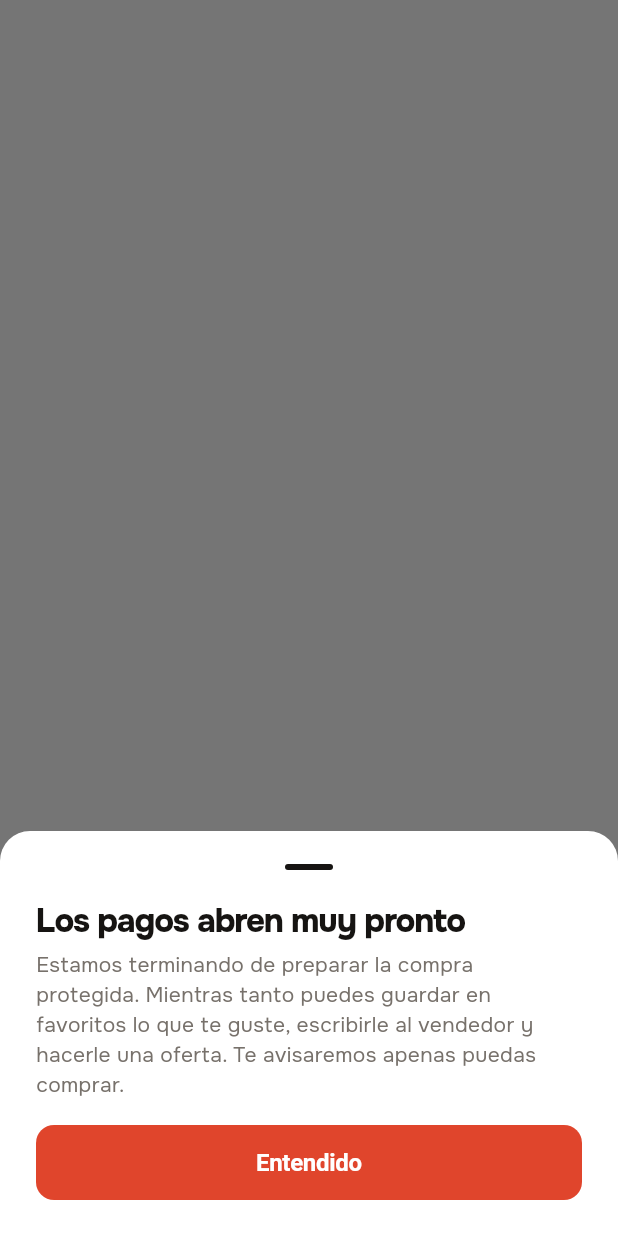
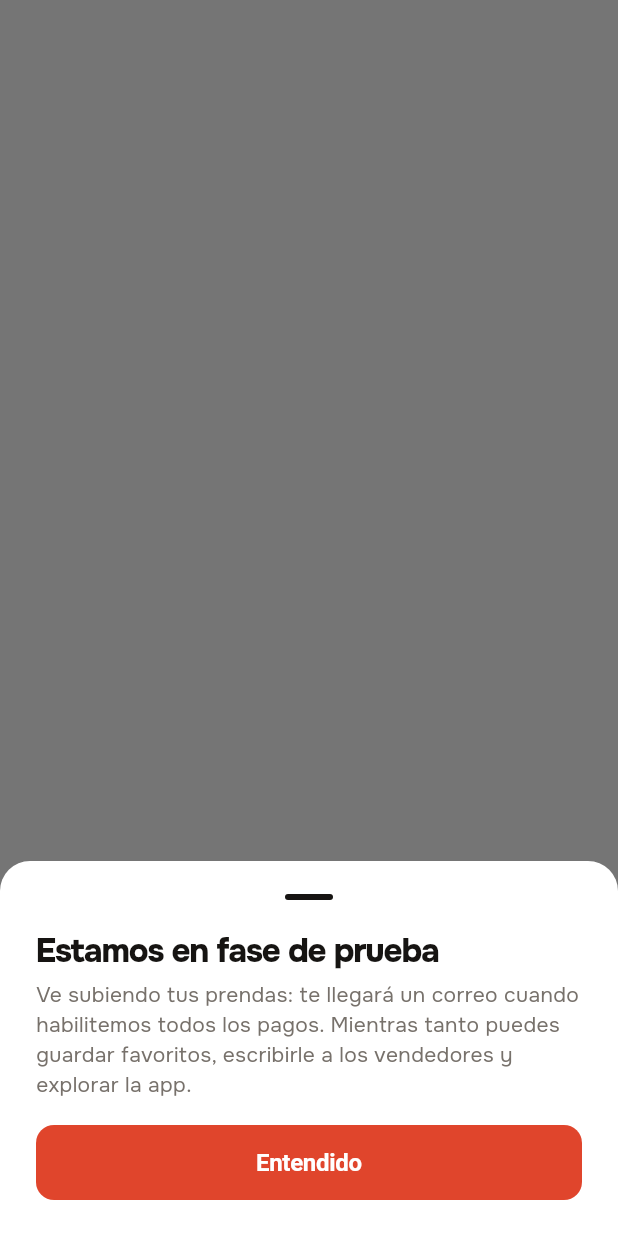
Before and after one commit to javiermoises159-dot/la-percha, a Flutter app: what pagosCerrados() shows on an empty page, opened directly, on a phone screen of 412 x 824 dp. Run offline on Flutter 3.47's test engine with Material 3 defaults, Android fonts, the phone set to English and light mode, and no system bars; our stand-ins replace flutter_svg, google_fonts, image_picker, shared_preferences, supabase_flutter, webview_flutter; missing offline and left inert: dart:js_interop; accounts and stored records are empty; network calls fail.

Commit message:
Fase de prueba: aviso claro en comprar, pagar, retirar, guardar Pago Móvil y destacar
Co-Authored-By: Claude Sonnet 5.5 <noreply@anthropic.com>
Claude-Session: https://claude.ai/code/session_01JhSfgkLBMgjpgLXA8Cpnwe

```diff
--- a/app/lib/config.dart
+++ b/app/lib/config.dart
@@ -17,7 +17,7 @@ const webBase = 'https://pavito.app';
 const vapidPublica = 'BHtmdF5vFPfoNDVd9Q3ZZd_BpDSiPX3Ucq5POaaPnue6QFOtQKx7qfpuf1gkpc9ddRBGasF0I3LO2U9AQSrWw40';
 
 /// Interruptor general de pagos. Mientras sea false, la app no deja comprar ni pagar
-/// destacados y muestra "Los pagos abren muy pronto". Ponlo en true SOLO cuando haya
+/// destacados y muestra "Estamos en fase de prueba". Ponlo en true SOLO cuando haya
 /// al menos un método de pago con datos REALES abajo.
 const pagosAbiertos = false;
 
--- a/app/lib/extras.dart
+++ b/app/lib/extras.dart
@@ -468,6 +468,7 @@ class _SaldoPageState extends State<SaldoPage> {
   }
 
   Future<void> _savePayout() async {
+    if (pagosCerrados(context)) return;
     if (_bancoSel == null ||
         !RegExp(r'^[VEJPGvejpg]-?\s?[\d.]{5,12}$').hasMatch(_cedula.text.trim()) ||
         _tel.text.replaceAll(RegExp(r'\D'), '').length < 10) {
@@ -515,6 +516,7 @@ class _SaldoPageState extends State<SaldoPage> {
   }
 
   Future<void> _retirar() async {
+    if (pagosCerrados(context)) return;
     final disponible = ((_saldo['disponible'] as num?) ?? 0).toDouble();
     if (_resumen == null) {
       return _snack(context, 'Primero pon abajo tus datos de Pago Móvil para cobrar.');
@@ -585,7 +587,7 @@ class _SaldoPageState extends State<SaldoPage> {
                       Text(bsText(disponible), style: TextStyle(color: context.muted, fontSize: 13)),
                     const SizedBox(height: 12),
                     FilledButton.icon(
-                      onPressed: disponible >= 5 ? _retirar : null,
+                      onPressed: (disponible >= 5 || !pagosAbiertos) ? _retirar : null,
                       icon: const Icon(Icons.account_balance_outlined),
                       label: Text(disponible >= 5 ? 'Retirar a mi Pago Móvil' : 'Retiras desde \$5'),
                     ),
--- a/app/lib/features.dart
+++ b/app/lib/features.dart
@@ -810,7 +810,7 @@ class _PromotePageState extends State<PromotePage> {
                 const SizedBox(height: 4),
                 Text(pagosAbiertos
                         ? '$pagoMovilBanco\n$pagoMovilCedula\n$pagoMovilTelefono'
-                        : 'Los pagos abren muy pronto. No pagues todavía.',
+                        : 'Estamos en fase de prueba. No pagues todavía.',
                     style: TextStyle(color: context.muted)),
                 const SizedBox(height: 12),
                 Text('2. Escribe la referencia',
--- a/app/lib/orders_page.dart
+++ b/app/lib/orders_page.dart
@@ -213,12 +213,11 @@ bool pagosCerrados(BuildContext context) {
       child: Padding(
         padding: const EdgeInsets.fromLTRB(24, 0, 24, 24),
         child: Column(mainAxisSize: MainAxisSize.min, crossAxisAlignment: CrossAxisAlignment.start, children: [
-          Text('Los pagos abren muy pronto', style: display(22, color: ctx.ink)),
+          Text('Estamos en fase de prueba', style: display(22, color: ctx.ink)),
           const SizedBox(height: 8),
           Text(
-              'Estamos terminando de preparar la compra protegida. Mientras tanto puedes guardar en '
-              'favoritos lo que te guste, escribirle al vendedor y hacerle una oferta. Te avisaremos '
-              'apenas puedas comprar.',
+              'Ve subiendo tus prendas: te llegará un correo cuando habilitemos todos los pagos. '
+              'Mientras tanto puedes guardar favoritos, escribirle a los vendedores y explorar la app.',
               style: TextStyle(color: ctx.muted, height: 1.4)),
           const SizedBox(height: 16),
           SizedBox(
@@ -608,7 +607,7 @@ class _OrderPageState extends State<OrderPage> {
         const SizedBox(height: 10),
         if (!pagosAbiertos)
           _Box(children: [
-            Text('Los pagos abren muy pronto. No pagues todavía: te avisaremos cuando la compra protegida esté lista.',
+            Text('Estamos en fase de prueba. No pagues todavía: te llegará un correo cuando habilitemos todos los pagos.',
                 style: TextStyle(color: context.muted, height: 1.4)),
           ])
         else
@@ -646,6 +645,7 @@ class _OrderPageState extends State<OrderPage> {
           onPressed: _busy
               ? null
               : () {
+                  if (pagosCerrados(context)) return;
                   final r = _ref.text.trim();
                   if (r.length < 4) {
                     setState(() => _error = 'Escribe la referencia del pago.');
--- a/app/lib/terminos.dart
+++ b/app/lib/terminos.dart
@@ -15,7 +15,7 @@ Estos términos regulan el uso de Pavito, la app y la web donde personas en Vene
    - **Pedido:** la compra de uno o varios artículos (un **lote**) del mismo vendedor.
    - **Tarifa de protección:** lo que paga el comprador por la Compra protegida.
 5. Aceptas estos términos al crear tu cuenta. Si no estás de acuerdo, no uses Pavito.
-6. **Etapa de lanzamiento:** mientras la app muestre el aviso "Los pagos abren muy pronto", puedes crear tu cuenta, publicar, chatear, hacer ofertas y guardar favoritos, pero **todavía no se pueden pagar compras ni destacados**. Te avisaremos en la app cuando se activen; desde ese momento aplican las secciones de pagos de estos términos.
+6. **Etapa de lanzamiento:** mientras la app muestre el aviso "Estamos en fase de prueba", puedes crear tu cuenta, publicar, chatear, hacer ofertas y guardar favoritos, pero **todavía no se pueden pagar compras ni destacados**. Te avisaremos por correo y en la app cuando se activen; desde ese momento aplican las secciones de pagos de estos términos.
 
 ## 2. Tu cuenta
 
```
